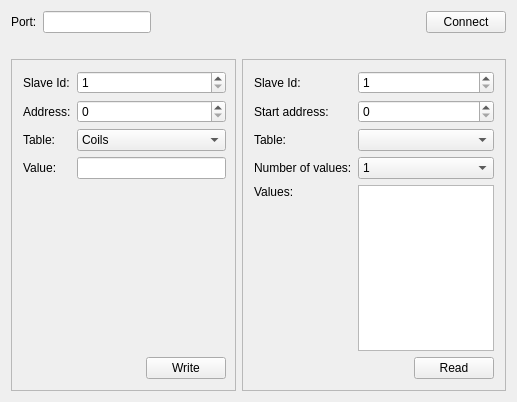
Above: examples/serialbus/modbus/master/mainwindow.ui from qt/qtserialbus before the change. Below: the same form after it.
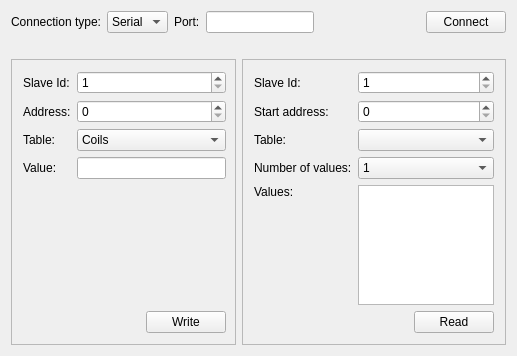
That is the form after the change.

Commit message:
Update examples to able to choose Serial or TCP.
Also, pushButton was renamed to connectButton to improve
readability.

The edit to the form file:
```diff
--- a/examples/serialbus/modbus/master/mainwindow.ui
+++ b/examples/serialbus/modbus/master/mainwindow.ui
@@ -7,7 +7,7 @@
     <x>0</x>
     <y>0</y>
     <width>517</width>
-    <height>402</height>
+    <height>356</height>
    </rect>
   </property>
   <property name="windowTitle">
@@ -17,23 +17,31 @@
    <layout class="QVBoxLayout" name="verticalLayout">
     <item>
      <layout class="QGridLayout" name="gridLayout">
-      <item row="0" column="3">
-       <widget class="QPushButton" name="pushButton">
-        <property name="sizePolicy">
-         <sizepolicy hsizetype="Maximum" vsizetype="Fixed">
-          <horstretch>0</horstretch>
-          <verstretch>0</verstretch>
-         </sizepolicy>
-        </property>
-        <property name="text">
-         <string>Connect</string>
-        </property>
-        <property name="checkable">
-         <bool>false</bool>
-        </property>
-       </widget>
-      </item>
       <item row="0" column="0">
+       <widget class="QLabel" name="label_111">
+        <property name="text">
+         <string>Connection type:</string>
+        </property>
+       </widget>
+      </item>
+      <item row="0" column="1">
+       <widget class="QComboBox" name="connectType">
+        <property name="text" stdset="0">
+         <string>Connection type:</string>
+        </property>
+        <item>
+         <property name="text">
+          <string>Serial</string>
+         </property>
+        </item>
+        <item>
+         <property name="text">
+          <string>TCP</string>
+         </property>
+        </item>
+       </widget>
+      </item>
+      <item row="0" column="2">
        <widget class="QLabel" name="label_2">
         <property name="sizePolicy">
          <sizepolicy hsizetype="Maximum" vsizetype="Preferred">
@@ -46,7 +54,17 @@
         </property>
        </widget>
       </item>
-      <item row="0" column="2">
+      <item row="0" column="3">
+       <widget class="QLineEdit" name="portEdit">
+        <property name="sizePolicy">
+         <sizepolicy hsizetype="Preferred" vsizetype="Fixed">
+          <horstretch>0</horstretch>
+          <verstretch>0</verstretch>
+         </sizepolicy>
+        </property>
+       </widget>
+      </item>
+      <item row="0" column="4">
        <spacer name="horizontalSpacer">
         <property name="orientation">
          <enum>Qt::Horizontal</enum>
@@ -59,17 +77,23 @@
         </property>
        </spacer>
       </item>
-      <item row="0" column="1">
-       <widget class="QLineEdit" name="portEdit">
+      <item row="0" column="5">
+       <widget class="QPushButton" name="connectButton">
         <property name="sizePolicy">
-         <sizepolicy hsizetype="Preferred" vsizetype="Fixed">
+         <sizepolicy hsizetype="Maximum" vsizetype="Fixed">
           <horstretch>0</horstretch>
           <verstretch>0</verstretch>
          </sizepolicy>
         </property>
+        <property name="text">
+         <string>Connect</string>
+        </property>
+        <property name="checkable">
+         <bool>false</bool>
+        </property>
        </widget>
       </item>
-      <item row="1" column="0" colspan="4">
+      <item row="1" column="0" colspan="6">
        <widget class="QLabel" name="errorLabel">
         <property name="text">
          <string/>
```
The commit also changes 6 other files.
